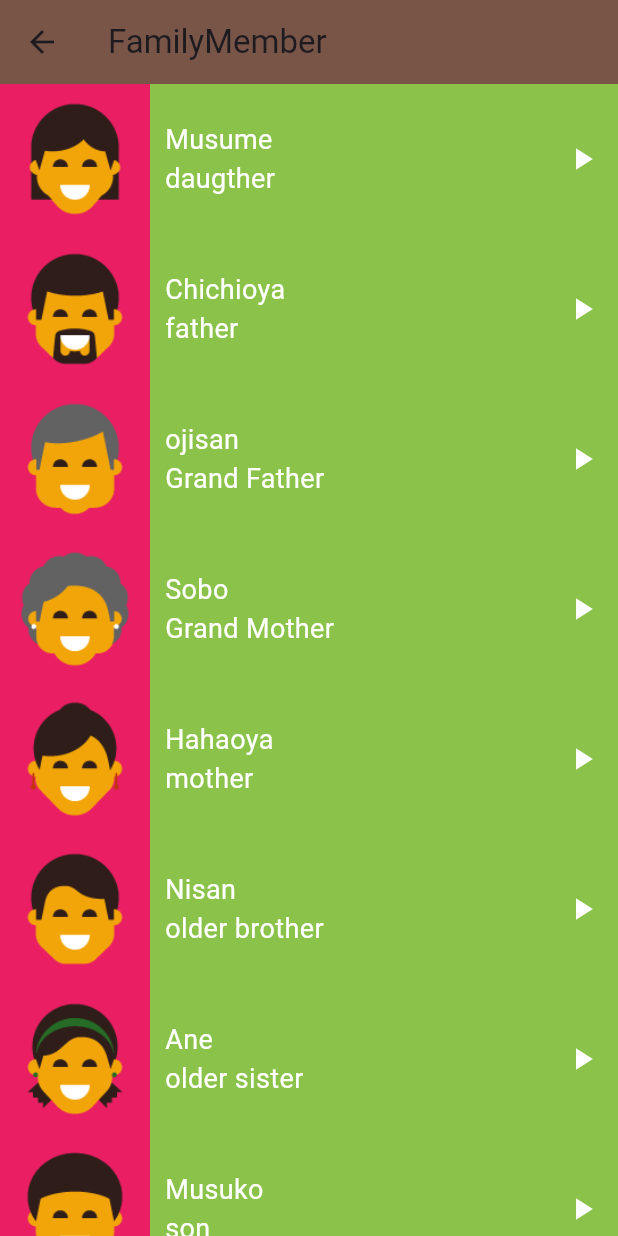
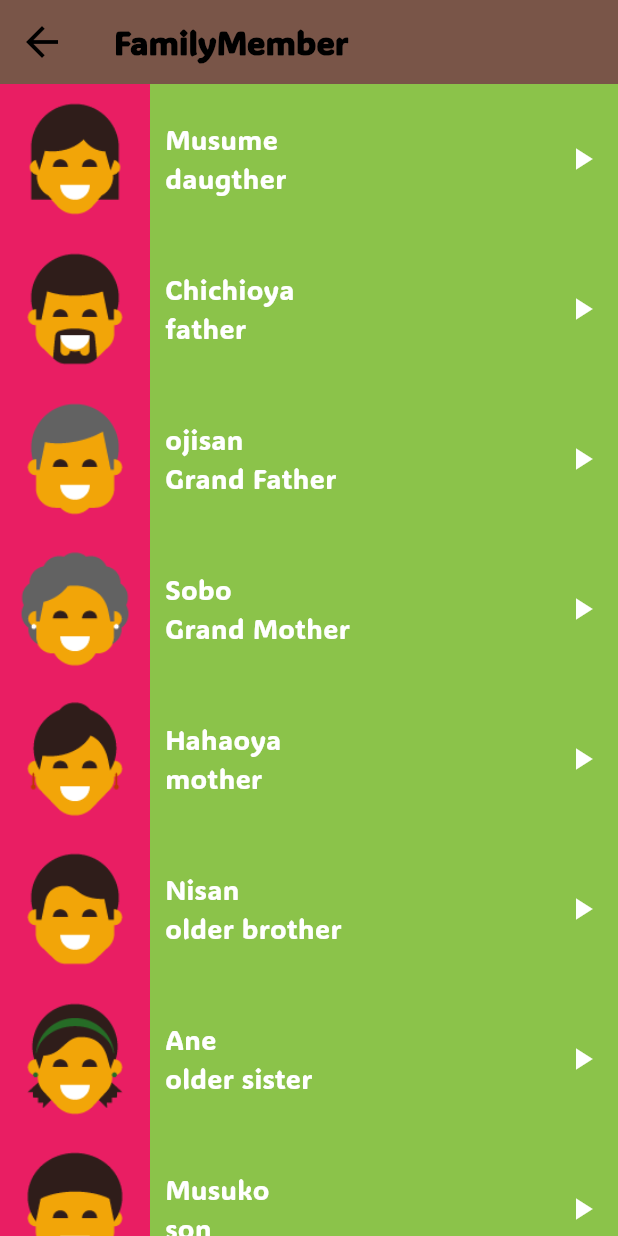
Before and after one commit to MuhammadDev01/toku_app, a Flutter app: the screen it shows after launch, after a tap on "Family Members", on a phone screen of 412 x 824 dp. Run offline on Flutter 3.47's test engine with Material 3 defaults, Android fonts, the phone set to English and light mode, and no system bars; our stand-ins replace device_preview.

Commit message:
change font app , change ui toku screen and some refactor

```diff
--- a/lib/components/component.dart
+++ b/lib/components/component.dart
@@ -1,6 +1,6 @@
 import 'package:audioplayers/audioplayers.dart';
 import 'package:flutter/material.dart';
-import 'package:toku_app/models/category_item_model.dart';
+import 'package:toku_app/models/toku_model.dart';
 
 Widget defaultCategory({
   required void Function()? onTap,
@@ -28,7 +28,7 @@ Widget defaultCategory({
 
 Widget defaultCategoryItem({
   required Color color,
-  required CategoryItemModel model,
+  required TokuModel model,
 }) =>
     Container(
       color: color,
--- a/lib/main.dart
+++ b/lib/main.dart
@@ -2,17 +2,20 @@ import 'package:device_preview/device_preview.dart';
 import 'package:flutter/foundation.dart';
 import 'package:flutter/material.dart';
 import 'package:toku_app/screens/toku_screen.dart';
+import 'package:toku_app/utils/app_theme.dart';
 
 void main() {
   runApp(
     DevicePreview(
       enabled: !kReleaseMode,
       builder: (context) => MaterialApp(
-        home: const TokuScreen(),
-        debugShowCheckedModeBanner: false,
-        locale: DevicePreview.locale(context),
-        builder: DevicePreview.appBuilder,
-      ),
+          home: TokuScreen(),
+          debugShowCheckedModeBanner: false,
+          locale: DevicePreview.locale(context),
+          builder: DevicePreview.appBuilder,
+          darkTheme: AppTheme.darkTheme,
+          theme: AppTheme.defaultTheme,
+          useInheritedMediaQuery: true),
     ),
   );
 }
--- a/lib/models/category_item_model.dart
+++ b/lib/models/category_item_model.dart
@@ -1,13 +1,13 @@
+import 'package:flutter/material.dart';
+
 class CategoryItemModel {
-  final String soundpath;
-  final String jpName;
-  final String enName;
-  final String? imgPath;
+  final Widget page;
+  final String categoryName;
+  final String categoryIconImage;
 
-  const CategoryItemModel({
-    required this.soundpath,
-    required this.enName,
-    required this.jpName,
-    this.imgPath,
+  CategoryItemModel({
+    required this.page,
+    required this.categoryName,
+    required this.categoryIconImage,
   });
 }
--- /dev/null
+++ b/lib/models/toku_model.dart
@@ -0,0 +1,13 @@
+class TokuModel {
+  final String soundpath;
+  final String jpName;
+  final String enName;
+  final String? imgPath;
+
+  const TokuModel({
+    required this.soundpath,
+    required this.enName,
+    required this.jpName,
+    this.imgPath,
+  });
+}
--- a/lib/screens/family_members_screen.dart
+++ b/lib/screens/family_members_screen.dart
@@ -1,66 +1,66 @@
 import 'package:flutter/material.dart';
-import 'package:toku_app/models/category_item_model.dart';
+import 'package:toku_app/models/toku_model.dart';
 import '../components/component.dart';
 
-class FamilyMember extends StatelessWidget {
-  const FamilyMember({super.key});
+class FamilyMembersScreen extends StatelessWidget {
+  const FamilyMembersScreen({super.key});
 
-  final List<CategoryItemModel> familyMembers = const [
-    CategoryItemModel(
+  final List<TokuModel> familyMembers = const [
+    TokuModel(
       soundpath: 'sounds/family_members/daughter.wav',
       jpName: 'Musume',
       enName: 'daugther',
       imgPath: 'assets/images/family_members/family_daughter.png',
     ),
-    CategoryItemModel(
+    TokuModel(
       soundpath: 'sounds/family_members/father.wav',
       jpName: 'Chichioya',
       enName: 'father',
       imgPath: 'assets/images/family_members/family_father.png',
     ),
-    CategoryItemModel(
+    TokuModel(
       soundpath: 'sounds/family_members/grand_father.wav',
       jpName: 'ojisan',
       enName: 'Grand Father',
       imgPath: 'assets/images/family_members/family_grandfather.png',
     ),
-    CategoryItemModel(
+    TokuModel(
       soundpath: 'sounds/family_members/grand_mother.wav',
       jpName: 'Sobo',
       enName: 'Grand Mother',
       imgPath: 'assets/images/family_members/family_grandmother.png',
     ),
-    CategoryItemModel(
+    TokuModel(
       soundpath: 'sounds/family_members/mother.wav',
       jpName: 'Hahaoya',
       enName: 'mother',
       imgPath: 'assets/images/family_members/family_mother.png',
     ),
-    CategoryItemModel(
+    TokuModel(
       soundpath: 'sounds/family_members/older_bother.wav',
       jpName: 'Nisan',
       enName: 'older brother',
       imgPath: 'assets/images/family_members/family_older_brother.png',
     ),
-    CategoryItemModel(
+    TokuModel(
       soundpath: 'sounds/family_members/older_sister.wav',
       jpName: 'Ane',
       enName: 'older sister',
       imgPath: 'assets/images/family_members/family_older_sister.png',
     ),
-    CategoryItemModel(
+    TokuModel(
       soundpath: 'sounds/family_members/son.wav',
       jpName: 'Musuko',
       enName: 'son',
       imgPath: 'assets/images/family_members/family_son.png',
     ),
-    CategoryItemModel(
+    TokuModel(
       soundpath: 'sounds/family_members/younger_brohter.wav',
       jpName: 'Otōto',
       enName: 'younger brother',
       imgPath: 'assets/images/family_members/family_younger_brother.png',
     ),
-    CategoryItemModel(
+    TokuModel(
       soundpath: 'sounds/family_members/younger_sister.wav',
       jpName: 'Imōto',
       enName: 'younger sister',
--- a/lib/screens/toku_screen.dart
+++ b/lib/screens/toku_screen.dart
@@ -1,80 +1,93 @@
 import 'package:flutter/material.dart';
-import 'package:toku_app/components/component.dart';
+import 'package:toku_app/models/category_item_model.dart';
 import 'package:toku_app/screens/colors_screen.dart';
 import 'package:toku_app/screens/family_members_screen.dart';
 import 'package:toku_app/screens/phrases_screen.dart';
 import 'package:toku_app/screens/number_screen.dart';
 
 class TokuScreen extends StatelessWidget {
-  const TokuScreen({super.key});
+  TokuScreen({super.key});
+
+  final List<CategoryItemModel> categoriesList = [
+    CategoryItemModel(
+      page: NumbersScreen(),
+      categoryName: 'Numbers',
+      categoryIconImage: 'assets/numbers.png',
+    ),
+    CategoryItemModel(
+      page: PhrasesScreen(),
+      categoryName: 'Phrases',
+      categoryIconImage: 'assets/pharses.png',
+    ),
+    CategoryItemModel(
+      page: FamilyMembersScreen(),
+      categoryName: 'Family Members',
+      categoryIconImage: 'assets/familymembers.png',
+    ),
+    CategoryItemModel(
+      page: ColorsScreen(),
+      categoryName: 'Colors',
+      categoryIconImage: 'assets/colors.png',
+    ),
+  ];
 
   @override
   Widget build(BuildContext context) {
     return Scaffold(
       appBar: AppBar(
-        backgroundColor: Colors.brown,
         title: const Text(
-          'Toku',
+          'Welcome To Toku',
         ),
+        centerTitle: true,
       ),
-      body: Column(children: [
-        Expanded(
-          child: defaultCategory(
-            color: Colors.deepOrange,
-            categoryName: 'Numbers',
-            onTap: () {
-              Navigator.push(
-                context,
-                MaterialPageRoute(
-                  builder: (context) => const NumbersScreen(),
-                ),
-              );
-            },
-          ),
-        ),
-        Expanded(
-          child: defaultCategory(
-            color: Colors.green,
-            categoryName: 'Family Members',
-            onTap: () {
-              Navigator.push(
-                context,
-                MaterialPageRoute(
-                  builder: (context) => const FamilyMember(),
-                ),
-              );
-            },
-          ),
-        ),
-        Expanded(
-          child: defaultCategory(
-            color: Colors.deepPurple,
-            categoryName: 'Colors',
-            onTap: () {
-              Navigator.push(
-                context,
-                MaterialPageRoute(
-                  builder: (context) => const Colorss(),
-                ),
-              );
-            },
-          ),
-        ),
-        Expanded(
-          child: defaultCategory(
-            color: Colors.cyan,
-            categoryName: 'Phrases',
-            onTap: () {
-              Navigator.push(
-                context,
-                MaterialPageRoute(
-                  builder: (context) => const PhrasesScreen(),
-                ),
-              );
-            },
-          ),
-        ),
-      ]),
+      body: GridView.count(
+        padding: EdgeInsets.all(12),
+        crossAxisCount: 2,
+        crossAxisSpacing: 20,
+        mainAxisSpacing: 20,
+        childAspectRatio: 1.2,
+        children: categoriesList
+            .map(
+              (categoryModel) =>
+                  categoryGridViewBuilder(categoryModel, context),
+            )
+            .toList(),
+      ),
     );
   }
 }
+
+Widget categoryGridViewBuilder(CategoryItemModel model, BuildContext context) =>
+    Container(
+      decoration: BoxDecoration(
+        color: Colors.white,
+        borderRadius: BorderRadius.circular(12),
+        boxShadow: [
+          BoxShadow(
+            color: Colors.grey.shade300,
+            spreadRadius: 2,
+            blurRadius: 8,
+            offset: Offset(0, 3),
+          ),
+        ],
+      ),
+      child: InkWell(
+        onTap: () => Navigator.push(
+          context,
+          MaterialPageRoute(
+            builder: (context) => model.page,
+          ),
+        ),
+        child: Column(
+          mainAxisAlignment: MainAxisAlignment.center,
+          children: [
+            Image.asset(
+              model.categoryIconImage,
+              height: 70,
+            ),
+            SizedBox(height: 12),
+            Text(model.categoryName),
+          ],
+        ),
+      ),
+    );
```
Also changed, not shown: lib/screens/colors_screen.dart (+13 -13 lines), lib/screens/number_screen.dart (+12 -12 lines), lib/screens/phrases_screen.dart (+12 -12 lines), lib/utils/app_theme.dart (added, +84 -0 lines), pubspec.yaml (+18 -2 lines), assets/colors.png (added), assets/familymembers.png (added), assets/fonts/ADLaMDisplay-Regular.ttf (added), assets/numbers.png (added), assets/pharses.png (added), pubspec.lock.
